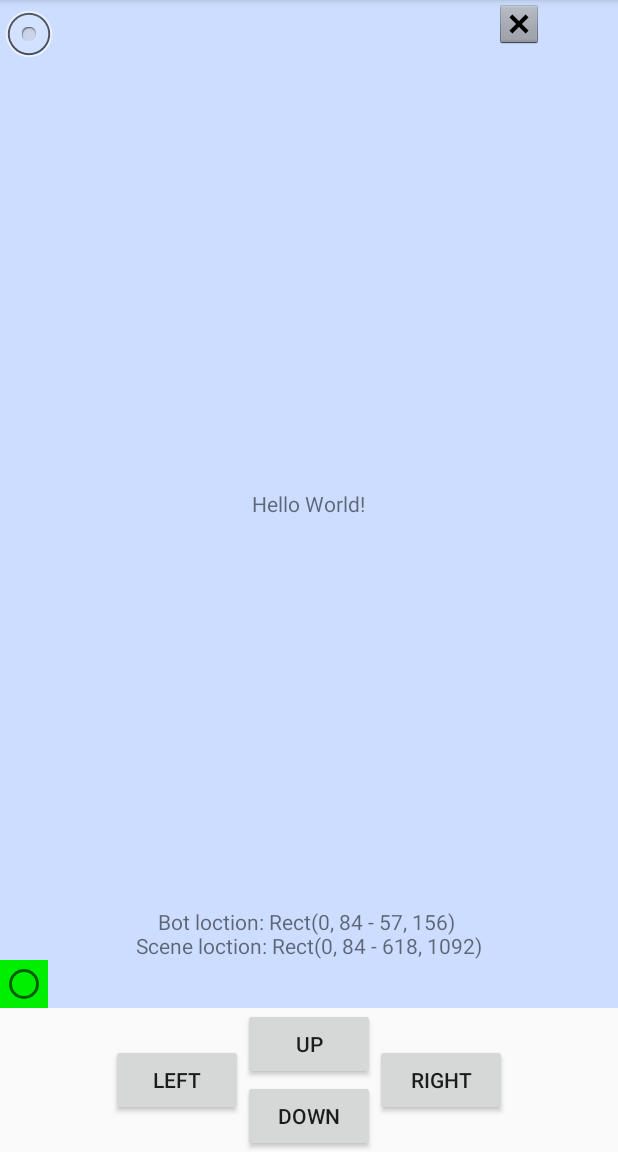
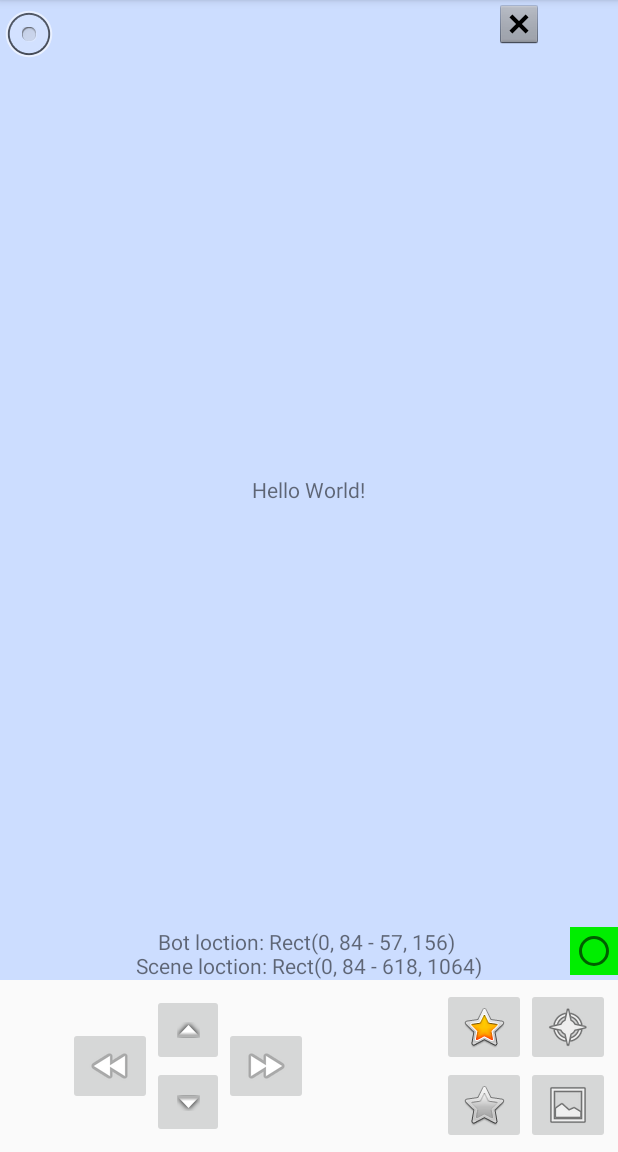
Before and after one commit to eurozulu/fluff, an Android app: the screen it shows after launch (MainActivity), on a phone screen of 412 x 824 dp, the part 84-1236 px from its top. Run offline under Robolectric (Android 15) with nearby library versions, the light colour scheme and no system bars.

Commit message:
Replaced button panel with full control panel

```diff
--- a/app/src/main/res/layout/activity_main.xml
+++ b/app/src/main/res/layout/activity_main.xml
@@ -4,13 +4,13 @@
     android:layout_width="match_parent"
     android:layout_height="match_parent"
     tools:context=".MainActivity">
+
     <RelativeLayout
         android:id="@+id/gameboard"
         android:layout_width="match_parent"
         android:layout_height="match_parent"
-        android:background="@color/colourGameboard"
         android:layout_above="@id/panel_buttons"
-        >
+        android:background="@color/colourGameboard">
 
         <TextView
             android:layout_width="wrap_content"
@@ -40,47 +40,17 @@
         android:layout_width="match_parent"
         android:layout_height="wrap_content"
         android:layout_alignParentBottom="true"
-
-        android:gravity="center_horizontal |center_vertical"
         android:orientation="horizontal">
 
-        <Button
-            android:id="@+id/btn_left"
-            android:layout_width="wrap_content"
-            android:layout_height="wrap_content"
-            android:text="left" />
-
-        <LinearLayout
-            android:layout_width="wrap_content"
-            android:layout_height="wrap_content"
-            android:orientation="vertical">
-            <Button
-                android:id="@+id/btn_up"
-                android:layout_width="wrap_content"
-                android:layout_height="wrap_content"
-                android:text="Up"/>
-
-            <Button
-                android:id="@+id/btn_down"
-                android:layout_width="wrap_content"
-                android:layout_height="wrap_content"
-                android:text="Down"/>
-        </LinearLayout>
-
-        <Button
-            android:id="@+id/btn_right"
-            android:layout_width="wrap_content"
-            android:layout_height="wrap_content"
-            android:text="right" />
-
+    <include layout="@layout/control_panel" />
     </LinearLayout>
 
-    <LinearLayout
+    <RelativeLayout
         android:id="@+id/panel_debug"
-        android:orientation="vertical"
         android:layout_width="match_parent"
         android:layout_height="wrap_content"
-        android:layout_above="@id/panel_buttons">
+        android:layout_above="@id/panel_buttons"
+        >
 
         <TextView
             android:id="@+id/txt_debug"
@@ -94,7 +64,8 @@
             android:id="@+id/led_onAir"
             android:layout_width="wrap_content"
             android:layout_height="wrap_content"
-            android:background="@color/colourGreen"/>
-    </LinearLayout>
+            android:layout_alignParentRight="true"
+            android:background="@color/colourGreen" />
+    </RelativeLayout>
 
 </RelativeLayout>
--- a/app/src/main/res/layout/control_panel.xml
+++ b/app/src/main/res/layout/control_panel.xml
@@ -11,6 +11,7 @@
         android:layout_height="wrap_content"
         android:orientation="horizontal"
         android:gravity="center_vertical"
+        android:layout_marginLeft="40dp"
         android:layout_centerVertical="true">
 
     <ImageButton
```
